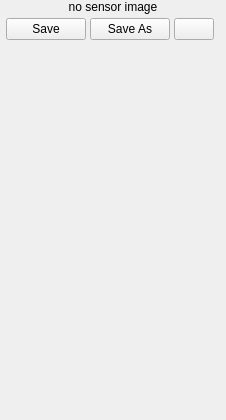
Before: the Qt Designer form ui/qt/col_details.ui in Alexey-Nikolaevic-B/2042_sensor_testing, drawn with Qt 5.
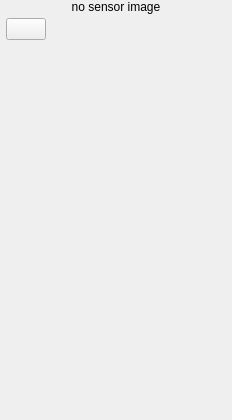
After: the same form once the commit is applied.

Patch:
```diff
--- a/ui/qt/col_details.ui
+++ b/ui/qt/col_details.ui
@@ -6,7 +6,7 @@
    <rect>
     <x>0</x>
     <y>0</y>
-    <width>226</width>
+    <width>232</width>
     <height>420</height>
    </rect>
   </property>
@@ -54,20 +54,6 @@
       <property name="bottomMargin">
        <number>4</number>
       </property>
-      <item>
-       <widget class="QPushButton" name="btn_save">
-        <property name="text">
-         <string>Save</string>
-        </property>
-       </widget>
-      </item>
-      <item>
-       <widget class="QPushButton" name="btn_save_as">
-        <property name="text">
-         <string>Save As</string>
-        </property>
-       </widget>
-      </item>
       <item>
        <widget class="QPushButton" name="btn_edit">
         <property name="toolTip">
@@ -120,8 +106,8 @@
        <rect>
         <x>0</x>
         <y>0</y>
-        <width>226</width>
-        <height>72</height>
+        <width>232</width>
+        <height>177</height>
        </rect>
       </property>
       <layout class="QVBoxLayout" name="desc_layout">
@@ -176,8 +162,8 @@
        <rect>
         <x>0</x>
         <y>0</y>
-        <width>226</width>
-        <height>72</height>
+        <width>232</width>
+        <height>176</height>
        </rect>
       </property>
       <layout class="QVBoxLayout" name="params_layout">
```
